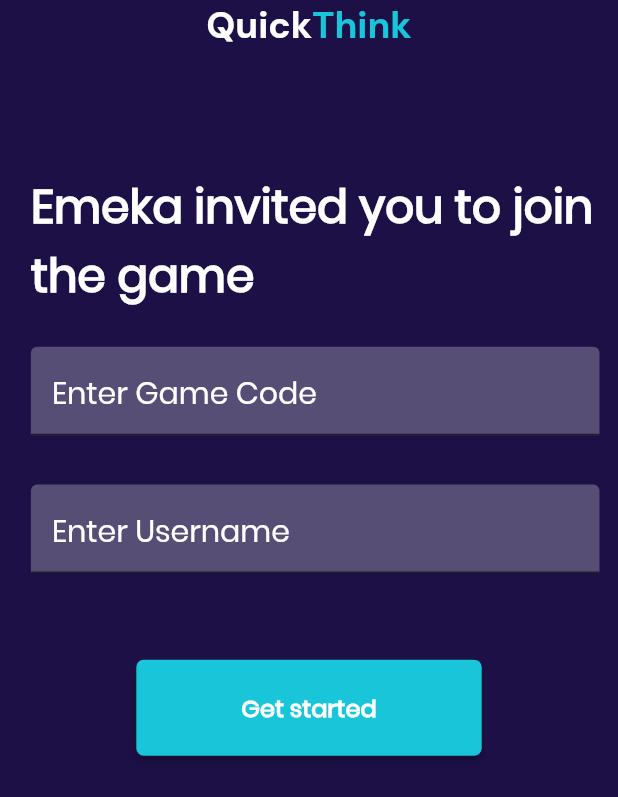
After one commit to hngi/mobileforce-QuickThink, a Flutter app: the JoinGame screen opened directly, on a phone screen of 412 x 824 dp. The commit adds this screen. Shown: the top 797 px of the screen. Run offline on Flutter 3.47's test engine with Material 2 defaults, Android fonts, the phone set to English and light mode, and no system bars; our stand-ins replace flushbar, flutter_icons, flutter_spinkit, flutter_svg, google_fonts, hexcolor and 4 more; accounts and stored records are empty.

Commit message:
Working on making screens responsive

```diff
--- a/quick_think/lib/screens/dashboard.dart
+++ b/quick_think/lib/screens/dashboard.dart
@@ -5,11 +5,11 @@ import 'package:flutter_svg/svg.dart';
 import 'package:google_fonts/google_fonts.dart';
 import 'package:hexcolor/hexcolor.dart';
 import 'package:quickthink/theme/theme.dart';
+import 'package:quickthink/utils/responsiveness.dart';
 import 'package:quickthink/views/question_view.dart';
 import 'package:quickthink/screens/quiz_page.dart';
 
 import 'help.dart';
-
 
 class DashBoard extends StatefulWidget {
   DashBoard({Key key, @required this.username, @required this.uri})
@@ -109,9 +109,9 @@ class _DashBoardState extends State<DashBoard> {
                                     difficultyLevel: option,
                                     userName: widget.username,
                                   )));
-                    }else{
+                    } else {
                       Flushbar(
-                          titleText:  Text(
+                        titleText: Text(
                           "Oops!",
                           style: GoogleFonts.poppins(
                             color: Colors.white,
@@ -240,7 +240,6 @@ class _DashBoardState extends State<DashBoard> {
             "?",
             style: TextStyle(fontSize: 24.0, fontWeight: FontWeight.w600),
           ),
-
         ),
       ),
       body: Container(
@@ -380,6 +379,7 @@ class _DashBoardState extends State<DashBoard> {
                 )),
             Expanded(
               flex: 5,
+              child: SingleChildScrollView(
                 child: Container(
                   margin: EdgeInsets.only(top: 20.0),
                   padding: EdgeInsets.only(top: 8.0, bottom: 8.0),
@@ -394,6 +394,9 @@ class _DashBoardState extends State<DashBoard> {
                             fontSize: 16.0,
                             fontWeight: FontWeight.w600),
                       ),
+                      SizedBox(
+                        height: 30,
+                      ),
                       QuestionSelectionCard(
                         questionNum: 10,
                         onPressed: () {
@@ -401,6 +404,9 @@ class _DashBoardState extends State<DashBoard> {
                           showDifficultyBottomSheet(context);
                         },
                         light: light,
+                      ),
+                      SizedBox(
+                        height: 30,
                       ),
                       QuestionSelectionCard(
                         questionNum: 20,
@@ -410,6 +416,9 @@ class _DashBoardState extends State<DashBoard> {
                         },
                         light: light,
                       ),
+                      SizedBox(
+                        height: 30,
+                      ),
                       QuestionSelectionCard(
                         questionNum: 30,
                         onPressed: () {
@@ -418,6 +427,9 @@ class _DashBoardState extends State<DashBoard> {
                         },
                         light: light,
                       ),
+                      SizedBox(
+                        height: 30,
+                      ),
                       QuestionSelectionCard(
                         questionNum: 40,
                         onPressed: () {
@@ -425,6 +437,9 @@ class _DashBoardState extends State<DashBoard> {
                           showDifficultyBottomSheet(context);
                         },
                         light: light,
+                      ),
+                      SizedBox(
+                        height: 30,
                       ),
                       QuestionSelectionCard(
                         questionNum: 50,
@@ -435,6 +450,7 @@ class _DashBoardState extends State<DashBoard> {
                         light: light,
                       )
                     ],
+                  ),
                 ),
               ),
             )
@@ -450,7 +466,8 @@ class QuestionSelectionCard extends StatelessWidget {
   final onPressed;
   final light;
 
-  QuestionSelectionCard({@required this.questionNum, this.onPressed,this.light});
+  QuestionSelectionCard(
+      {@required this.questionNum, this.onPressed, this.light});
 
   @override
   Widget build(BuildContext context) {
--- /dev/null
+++ b/quick_think/lib/screens/join_game.dart
@@ -0,0 +1,225 @@
+import 'package:flutter/material.dart';
+import 'package:flutter_spinkit/flutter_spinkit.dart';
+import 'package:progress_dialog/progress_dialog.dart';
+import 'package:quickthink/utils/responsiveness.dart';
+
+class JoinGame extends StatefulWidget {
+  @override
+  _JoinGameState createState() => _JoinGameState();
+}
+
+class _JoinGameState extends State<JoinGame> {
+  SizeConfig _sizeConfig;
+
+  String nick = '';
+  String password = '';
+
+  final _formKey = GlobalKey<FormState>();
+
+  ProgressDialog progressDialog;
+
+  @override
+  Widget build(BuildContext context) {
+    progressDialog = new ProgressDialog(context,
+        isDismissible: false, type: ProgressDialogType.Normal);
+
+    progressDialog.style(
+      borderRadius: 10.0,
+      backgroundColor: Colors.white,
+      progressWidget: SpinKitThreeBounce(color: Color(0xFF18C5D9), size: 25),
+      elevation: 10.0,
+      insetAnimCurve: Curves.easeOut,
+      progressTextStyle: TextStyle(
+          color: Colors.black, fontSize: 13.0, fontWeight: FontWeight.w400),
+      messageTextStyle: TextStyle(
+          color: Colors.black, fontSize: 19.0, fontWeight: FontWeight.w600),
+    );
+
+    return Scaffold(
+      backgroundColor: Theme.of(context).primaryColor,
+      body: SafeArea(
+        child: SingleChildScrollView(
+          child: Column(
+            crossAxisAlignment: CrossAxisAlignment.center,
+            children: <Widget>[
+              _logoText(),
+              SizedBox(
+                height: SizeConfig().yMargin(context, 10),
+              ),
+              _prompt(),
+               SizedBox(
+                height: SizeConfig().yMargin(context, 3.0),
+              ),
+              _quizCode(),
+              SizedBox(
+                height: SizeConfig().yMargin(context, 4),
+              ),
+              _username(),
+              SizedBox(
+                height: SizeConfig().yMargin(context, 7),
+              ),
+              _loginBtn(),
+            ],
+          ),
+        ),
+      ),
+    );
+  }
+
+  Widget _prompt() {
+    return Padding(
+      padding: EdgeInsets.only(
+        left: SizeConfig().xMargin(context, 5.0),
+        right: SizeConfig().xMargin(context, 3.0),
+      ),
+      child: Text(
+        'Emeka invited you to join the game',
+        style: TextStyle(
+          fontFamily: 'Poppins',
+          color: Colors.white,
+          fontWeight: FontWeight.w600,
+          fontSize: SizeConfig().textSize(context, 3.7),
+        ),
+      ),
+    );
+  }
+
+  Widget _logoText() {
+    return RichText(
+      text: TextSpan(children: <TextSpan>[
+        TextSpan(
+            text: 'Quick',
+            style: TextStyle(
+                fontFamily: 'DM Sans',
+                fontWeight: FontWeight.w700,
+                fontSize: SizeConfig().textSize(context, 3),
+                color: Colors.white)),
+        TextSpan(
+            text: 'Think',
+            style: TextStyle(
+              fontFamily: 'DM Sans',
+              fontWeight: FontWeight.w700,
+              fontSize: SizeConfig().textSize(context, 3),
+              color: Color.fromRGBO(24, 197, 217, 1),
+            ))
+      ]),
+    );
+  }
+
+  Widget _username() {
+    return Padding(
+      padding: EdgeInsets.only(
+        left: SizeConfig().xMargin(context, 5.0),
+        right: SizeConfig().xMargin(context, 3.0),
+      ),
+      child: TextFormField(
+        style: TextStyle(
+            fontFamily: 'Poppins',
+            fontWeight: FontWeight.w400,
+            fontSize: SizeConfig().textSize(context, 3),
+            color: Colors.white),
+        onChanged: (val) {},
+        validator: (val) {
+          if (val.length == 0) {
+            return 'Username Should Not Be Empty';
+          }
+          if (val.length <= 2) {
+            return 'should be 3 or more characters';
+          }
+          if (!RegExp(r"^[a-z0-9A-Z_-]{3,16}$").hasMatch(val)) {
+            return "can only include _ or -";
+          }
+          return null;
+        },
+        onSaved: (val) => nick = val,
+        decoration: InputDecoration(
+          hintText: 'Enter Username',
+          hintStyle: TextStyle(
+              fontFamily: 'Poppins',
+              fontWeight: FontWeight.w400,
+              fontSize: 20.0,
+              color: Colors.white),
+          contentPadding: EdgeInsets.fromLTRB(14.0, 12.0, 0.0, 12.0),
+          fillColor: Color.fromRGBO(87, 78, 118, 1),
+          filled: true,
+          focusedBorder: OutlineInputBorder(
+              borderSide: BorderSide(
+                  color: Color.fromRGBO(24, 197, 217, 1), width: 1.0),
+              borderRadius: BorderRadius.circular(5.0)),
+        ),
+      ),
+    );
+  }
+
+  Widget _quizCode() {
+    return Padding(
+      padding: EdgeInsets.only(
+        left: SizeConfig().xMargin(context, 5.0),
+        right: SizeConfig().xMargin(context, 3.0),
+      ),
+      child: TextFormField(
+        style: TextStyle(
+            fontFamily: 'Poppins',
+            fontWeight: FontWeight.w400,
+            fontSize: SizeConfig().textSize(context, 3),
+            color: Colors.white),
+        onChanged: (val) {},
+        validator: (val) {
+          if (val.length == 0) {
+            return 'Username Should Not Be Empty';
+          }
+          if (val.length <= 2) {
+            return 'should be 3 or more characters';
+          }
+          if (!RegExp(r"^[a-z0-9A-Z_-]{3,16}$").hasMatch(val)) {
+            return "can only include _ or -";
+          }
+          return null;
+        },
+        onSaved: (val) => nick = val,
+        decoration: InputDecoration(
+          hintText: 'Enter Game Code',
+          hintStyle: TextStyle(
+              fontFamily: 'Poppins',
+              fontWeight: FontWeight.w400,
+              fontSize: 20.0,
+              color: Colors.white),
+          contentPadding: EdgeInsets.fromLTRB(14.0, 12.0, 0.0, 12.0),
+          fillColor: Color.fromRGBO(87, 78, 118, 1),
+          filled: true,
+          focusedBorder: OutlineInputBorder(
+              borderSide: BorderSide(
+                  color: Color.fromRGBO(24, 197, 217, 1), width: 1.0),
+              borderRadius: BorderRadius.circular(5.0)),
+        ),
+      ),
+    );
+  }
+
+  Widget _loginBtn() {
+    return RaisedButton(
+      padding: EdgeInsets.fromLTRB(70, 20, 70, 20),
+      onPressed: () {
+        onPressed();
+      },
+      textColor: Colors.white,
+      shape: RoundedRectangleBorder(borderRadius: BorderRadius.circular(5.0)),
+      color: Color.fromRGBO(24, 197, 217, 1),
+      highlightColor: Color.fromRGBO(24, 197, 217, 1),
+      child: Text('Get started',
+          style: TextStyle(
+              fontFamily: 'Poppins',
+              fontWeight: FontWeight.w700,
+              fontSize: 16.0,
+              color: Colors.white)),
+    );
+  }
+
+  void onPressed() async {
+    var form = _formKey.currentState;
+    if (form.validate()) {
+      form.save();
+      //    handleRegistration(nick, password);
+    }
+  }
+}
--- /dev/null
+++ b/quick_think/lib/utils/responsiveness.dart
@@ -0,0 +1,58 @@
+import 'package:flutter/material.dart';
+
+///Custom class for scaling text sizes, margins and everything that needs to be responsive across different screens
+//use this class for dimensions
+class SizeConfig {
+  double yMargin(BuildContext context, double height) {
+    var isPortrait = MediaQuery.of(context).orientation == Orientation.portrait;
+    if (isPortrait) {
+      //print(MediaQuery.of(context).size.height.toString());
+      //print(MediaQuery.of(context).size.width.toString());
+      double screenHeight = MediaQuery.of(context).size.height / 100;
+      return height * screenHeight;
+    } else {
+      double screenHeight = MediaQuery.of(context).size.width / 100;
+      return height * screenHeight;
+    }
+  }
+
+  double xMargin(BuildContext context, double width) {
+    var isPortrait = MediaQuery.of(context).orientation == Orientation.portrait;
+    if (isPortrait) {
+      double screenHeight = MediaQuery.of(context).size.width / 100;
+      return width * screenHeight;
+    } else {
+      double screenHeight = MediaQuery.of(context).size.height / 100;
+      return width * screenHeight;
+    }
+  }
+
+  double textSize(BuildContext context, double textSize) {
+    var isPortrait = MediaQuery.of(context).orientation == Orientation.portrait;
+    if (isPortrait) {
+      double screenHeight = MediaQuery.of(context).size.height / 100;
+      return textSize * screenHeight;
+    } else {
+      double screenHeight = MediaQuery.of(context).size.width / 100;
+      return textSize * screenHeight;
+    }
+  }
+
+  double getYSize(BuildContext context, double size) {
+    var isPortrait = MediaQuery.of(context).orientation == Orientation.portrait;
+    if (isPortrait) {
+      return size / (MediaQuery.of(context).size.height / 100);
+    } else {
+      return size / (MediaQuery.of(context).size.width / 100);
+    }
+  }
+
+  double getXSize(BuildContext context, double size) {
+    var isPortrait = MediaQuery.of(context).orientation == Orientation.portrait;
+    if (isPortrait) {
+      return size / (MediaQuery.of(context).size.width / 100);
+    } else {
+      return size / (MediaQuery.of(context).size.height / 100);
+    }
+  }
+}
```
Lines whose indentation alone changed are shown as unchanged.
